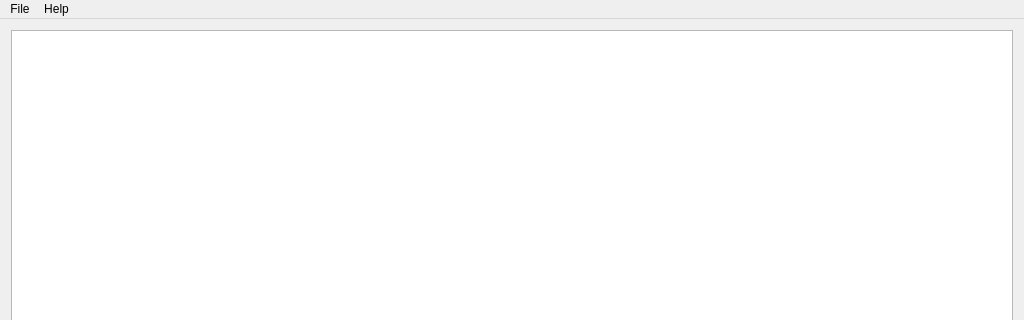
First picture: the form in src/mainwindow.ui, repository LeftySolara/durian, before the edit; both pictures show x 0 to 1024 and y 0 to 320 of the 1024 by 768 pixel window.
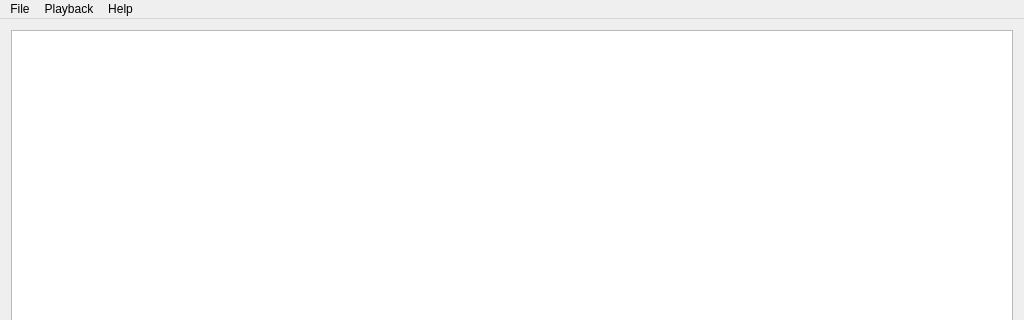
Second picture: the form after the edit.

Commit message: Add playback controls to menu bar

```diff
--- a/src/mainwindow.ui
+++ b/src/mainwindow.ui
@@ -95,7 +95,7 @@
      <x>0</x>
      <y>0</y>
      <width>1024</width>
-     <height>30</height>
+     <height>23</height>
     </rect>
    </property>
    <widget class="QMenu" name="menuFile">
@@ -110,7 +110,17 @@
     </property>
     <addaction name="actionAboutQt"/>
    </widget>
+   <widget class="QMenu" name="menuPlayback">
+    <property name="title">
+     <string>Playback</string>
+    </property>
+    <addaction name="actionPlayPause"/>
+    <addaction name="actionStop"/>
+    <addaction name="separator"/>
+    <addaction name="actionRandomMode"/>
+   </widget>
    <addaction name="menuFile"/>
+   <addaction name="menuPlayback"/>
    <addaction name="menuHelp"/>
   </widget>
   <widget class="QStatusBar" name="statusBar">
```
Left out of the diff: 21 changed lines with no effect on the pictures. The commit also changes 4 other files.
